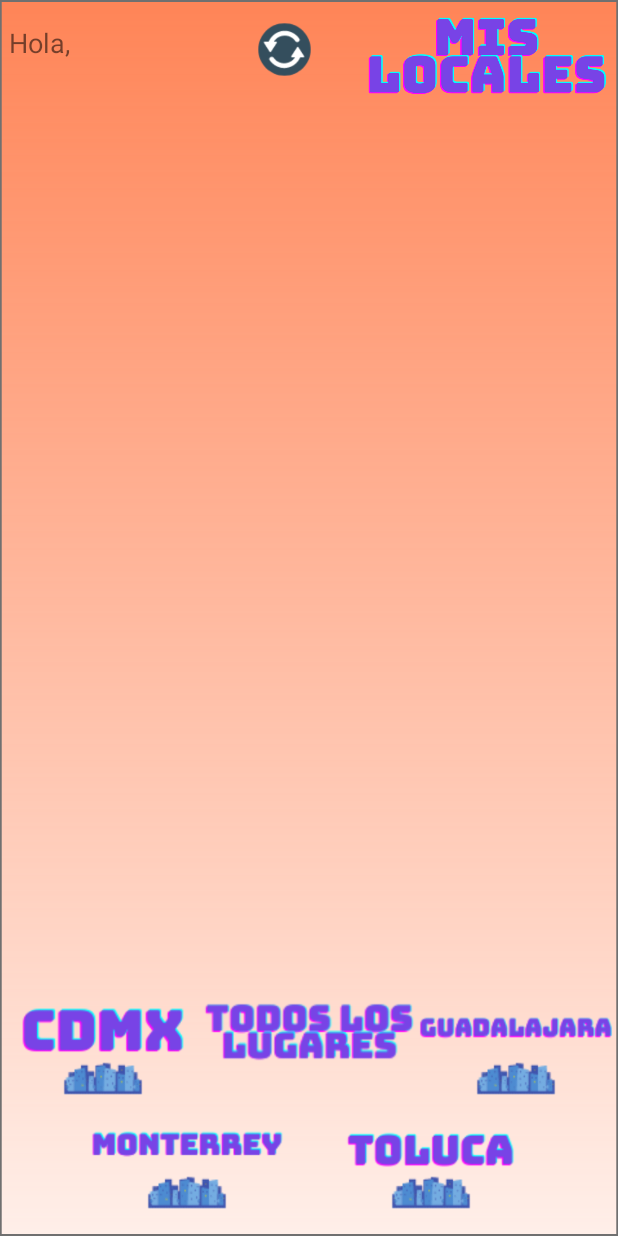
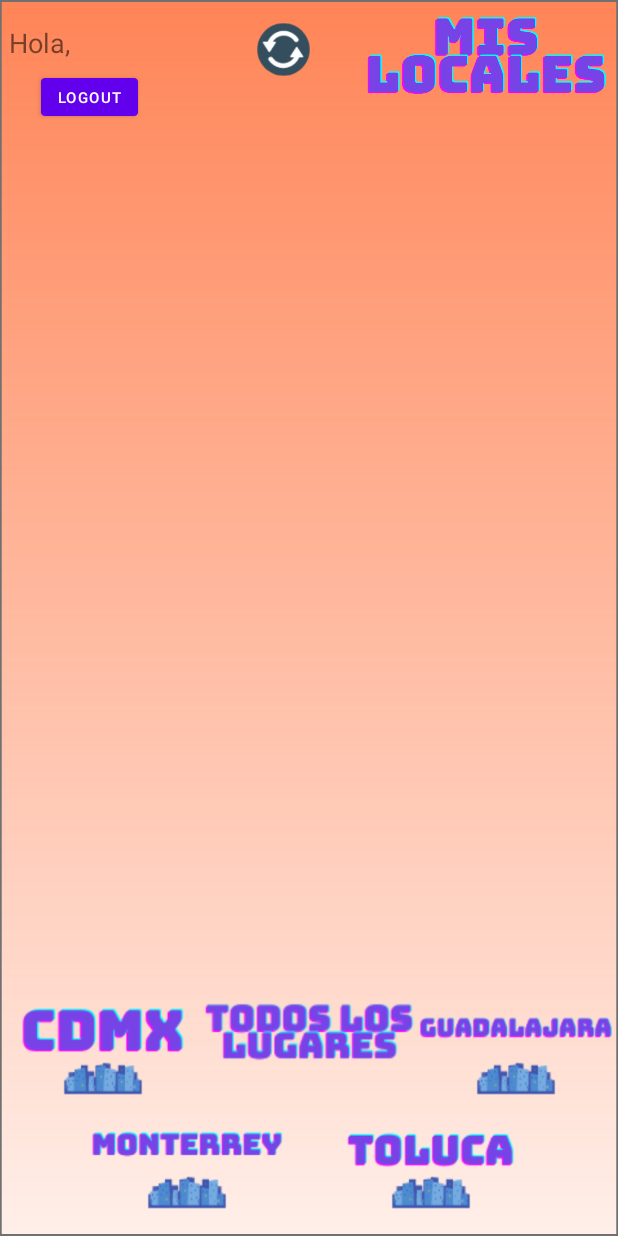
Before and after one commit to Carrr105/ProyectoFinal, an Android app: the layout activity_inicio.xml on its own in the app's theme, with its tools: preview values and no code run, on a phone screen of 412 x 824 dp. Run offline under Robolectric (Android 15) with nearby library versions, the phone set to English and light mode, and no system bars.

Commit message:
logout y autoLogin implementado

```diff
--- a/app/src/main/res/layout/activity_inicio.xml
+++ b/app/src/main/res/layout/activity_inicio.xml
@@ -68,7 +68,7 @@
 
     <ImageButton
         android:id="@+id/imageButton7"
-        android:layout_width="163dp"
+        android:layout_width="0dp"
         android:layout_height="57dp"
         android:layout_marginTop="8dp"
         android:layout_marginEnd="6dp"
@@ -76,6 +76,7 @@
         android:onClick="misLocales"
         android:scaleType="centerCrop"
         app:layout_constraintEnd_toEndOf="parent"
+        app:layout_constraintStart_toEndOf="@+id/button3"
         app:layout_constraintTop_toTopOf="parent"
         app:srcCompat="@drawable/mis_locales" />
 
@@ -129,4 +130,18 @@
         app:layout_constraintEnd_toEndOf="parent"
         app:srcCompat="@drawable/tol" />
 
+    <Button
+        android:id="@+id/button3"
+        android:layout_width="wrap_content"
+        android:layout_height="wrap_content"
+        android:layout_marginStart="13dp"
+        android:layout_marginEnd="136dp"
+        android:onClick="logout"
+        android:scaleX=".7"
+        android:scaleY=".7"
+        android:text="Logout"
+        app:layout_constraintEnd_toStartOf="@+id/imageButton7"
+        app:layout_constraintStart_toStartOf="parent"
+        app:layout_constraintTop_toBottomOf="@+id/saludo" />
+
 </androidx.constraintlayout.widget.ConstraintLayout>
```
Also changed, not shown: app/src/main/java/com/example/proyectofinal/InicioActivity.java (+18 -0 lines), app/src/main/java/com/example/proyectofinal/MainActivity.java (+36 -0 lines).
